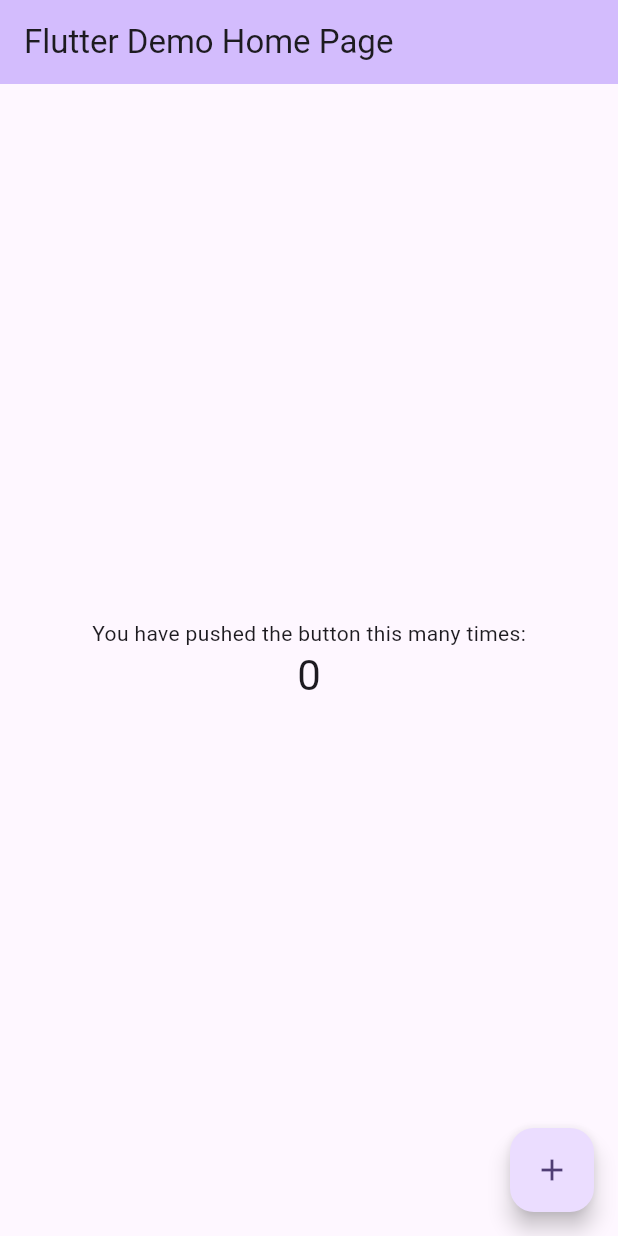
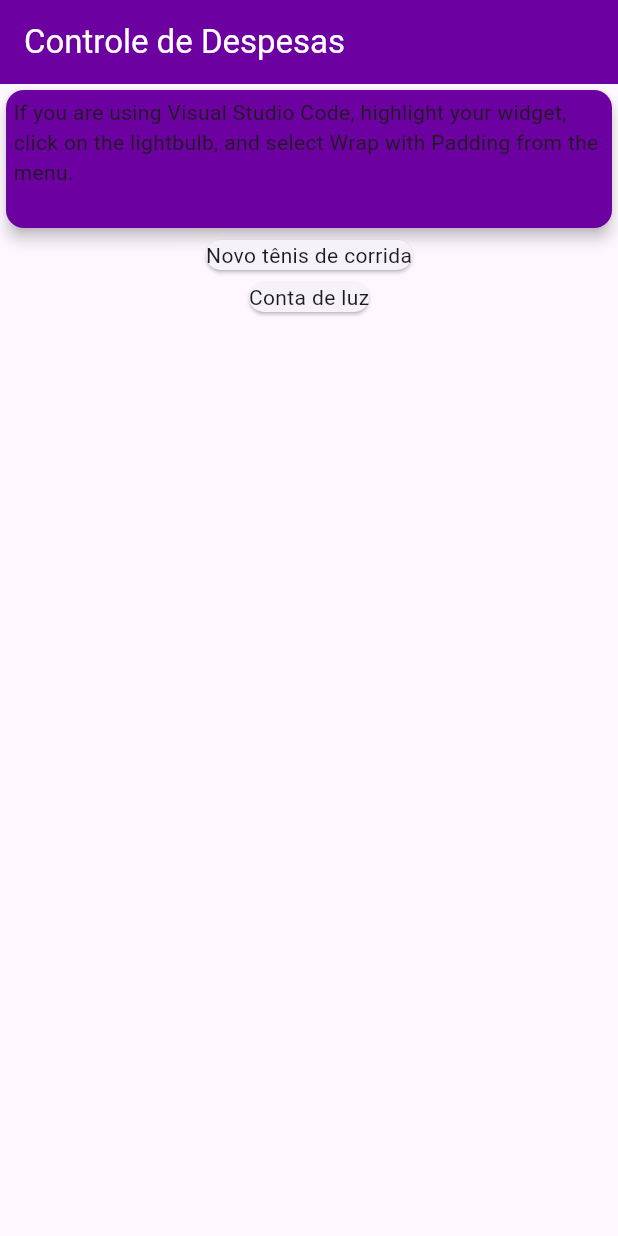
Before and after one commit to paullo-hh/expenses, a Flutter app: the screen it shows after launch, on a phone screen of 412 x 824 dp. Run offline on Flutter 3.47's test engine with Material 3 defaults, Android fonts, the phone set to English and light mode, and no system bars.

Commit message:
Criado primeira interface com cards modelos para as transações

```diff
--- a/lib/main.dart
+++ b/lib/main.dart
@@ -1,125 +1,63 @@
+import 'package:expenses/models/transaction.dart';
 import 'package:flutter/material.dart';
 
 void main() {
-  runApp(const MyApp());
+  runApp(const ExpensesApp());
 }
 
-class MyApp extends StatelessWidget {
-  const MyApp({super.key});
-
-  // This widget is the root of your application.
+class ExpensesApp extends StatelessWidget {
+  const ExpensesApp({super.key});
   @override
   Widget build(BuildContext context) {
-    return MaterialApp(
-      title: 'Flutter Demo',
-      theme: ThemeData(
-        // This is the theme of your application.
-        //
-        // TRY THIS: Try running your application with "flutter run". You'll see
-        // the application has a purple toolbar. Then, without quitting the app,
-        // try changing the seedColor in the colorScheme below to Colors.green
-        // and then invoke "hot reload" (save your changes or press the "hot
-        // reload" button in a Flutter-supported IDE, or press "r" if you used
-        // the command line to start the app).
-        //
-        // Notice that the counter didn't reset back to zero; the application
-        // state is not lost during the reload. To reset the state, use hot
-        // restart instead.
-        //
-        // This works for code too, not just values: Most code changes can be
-        // tested with just a hot reload.
-        colorScheme: ColorScheme.fromSeed(seedColor: Colors.deepPurple),
-        useMaterial3: true,
-      ),
-      home: const MyHomePage(title: 'Flutter Demo Home Page'),
-    );
+    return MaterialApp(home: MyHomePage());
   }
 }
 
-class MyHomePage extends StatefulWidget {
-  const MyHomePage({super.key, required this.title});
-
-  // This widget is the home page of your application. It is stateful, meaning
-  // that it has a State object (defined below) that contains fields that affect
-  // how it looks.
-
-  // This class is the configuration for the state. It holds the values (in this
-  // case the title) provided by the parent (in this case the App widget) and
-  // used by the build method of the State. Fields in a Widget subclass are
-  // always marked "final".
-
-  final String title;
-
-  @override
-  State<MyHomePage> createState() => _MyHomePageState();
-}
-
-class _MyHomePageState extends State<MyHomePage> {
-  int _counter = 0;
-
-  void _incrementCounter() {
-    setState(() {
-      // This call to setState tells the Flutter framework that something has
-      // changed in this State, which causes it to rerun the build method below
-      // so that the display can reflect the updated values. If we changed
-      // _counter without calling setState(), then the build method would not be
-      // called again, and so nothing would appear to happen.
-      _counter++;
-    });
-  }
+class MyHomePage extends StatelessWidget {
+  final _transactions = [
+    Transaction(
+        id: '0001',
+        title: 'Novo tênis de corrida',
+        value: 350.00,
+        date: DateTime.now()),
+    Transaction(
+        id: '0002', title: 'Conta de luz', value: 150.50, date: DateTime.now()),
+  ];
 
   @override
   Widget build(BuildContext context) {
-    // This method is rerun every time setState is called, for instance as done
-    // by the _incrementCounter method above.
-    //
-    // The Flutter framework has been optimized to make rerunning build methods
-    // fast, so that you can just rebuild anything that needs updating rather
-    // than having to individually change instances of widgets.
     return Scaffold(
-      appBar: AppBar(
-        // TRY THIS: Try changing the color here to a specific color (to
-        // Colors.amber, perhaps?) and trigger a hot reload to see the AppBar
-        // change color while the other colors stay the same.
-        backgroundColor: Theme.of(context).colorScheme.inversePrimary,
-        // Here we take the value from the MyHomePage object that was created by
-        // the App.build method, and use it to set our appbar title.
-        title: Text(widget.title),
-      ),
-      body: Center(
-        // Center is a layout widget. It takes a single child and positions it
-        // in the middle of the parent.
-        child: Column(
-          // Column is also a layout widget. It takes a list of children and
-          // arranges them vertically. By default, it sizes itself to fit its
-          // children horizontally, and tries to be as tall as its parent.
-          //
-          // Column has various properties to control how it sizes itself and
-          // how it positions its children. Here we use mainAxisAlignment to
-          // center the children vertically; the main axis here is the vertical
-          // axis because Columns are vertical (the cross axis would be
-          // horizontal).
-          //
-          // TRY THIS: Invoke "debug painting" (choose the "Toggle Debug Paint"
-          // action in the IDE, or press "p" in the console), to see the
-          // wireframe for each widget.
-          mainAxisAlignment: MainAxisAlignment.center,
-          children: <Widget>[
-            const Text(
-              'You have pushed the button this many times:',
-            ),
-            Text(
-              '$_counter',
-              style: Theme.of(context).textTheme.headlineMedium,
-            ),
-          ],
+        appBar: AppBar(
+          title: const Text(
+            "Controle de Despesas",
+          ),
+          backgroundColor: Color.fromARGB(255, 109, 0, 160),
+          foregroundColor: Color.fromARGB(255, 255, 255, 255),
         ),
-      ),
-      floatingActionButton: FloatingActionButton(
-        onPressed: _incrementCounter,
-        tooltip: 'Increment',
-        child: const Icon(Icons.add),
-      ), // This trailing comma makes auto-formatting nicer for build methods.
-    );
+        body: Column(
+            mainAxisAlignment: MainAxisAlignment.start,
+            crossAxisAlignment: CrossAxisAlignment.center,
+            children: <Widget>[
+              Container(
+                width: double.infinity,
+                height: 100,
+                child: const Card(
+                  color: Color.fromARGB(255, 109, 0, 160),
+                  elevation: 4,
+                  child: Padding(
+                    padding: EdgeInsets.all(5),
+                    child: Text(
+                        'If you are using Visual Studio Code, highlight your widget, click on the lightbulb, and select Wrap with Padding from the menu.'),
+                  ),
+                ),
+              ),
+              Column(
+                children: _transactions.map((tr) {
+                  return Card(
+                    child: Text(tr.title),
+                  );
+                }).toList(),
+              )
+            ]));
   }
 }
--- /dev/null
+++ b/lib/models/transaction.dart
@@ -0,0 +1,13 @@
+class Transaction {
+  final String id;
+  final String title;
+  final double value;
+  final DateTime date;
+
+  Transaction({
+    required this.id,
+    required this.title,
+    required this.value,
+    required this.date,
+  });
+}
```
Also changed, not shown: 1 other file.
